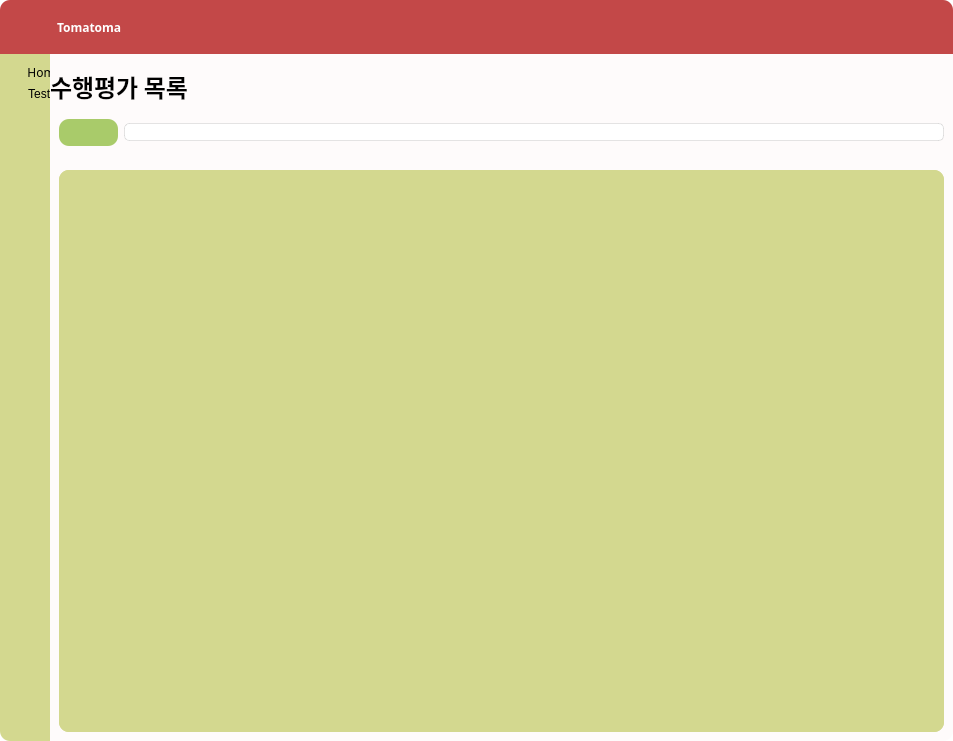
Old version of the form resources/ui/main.ui in the repository Oozls/Tomatoma.
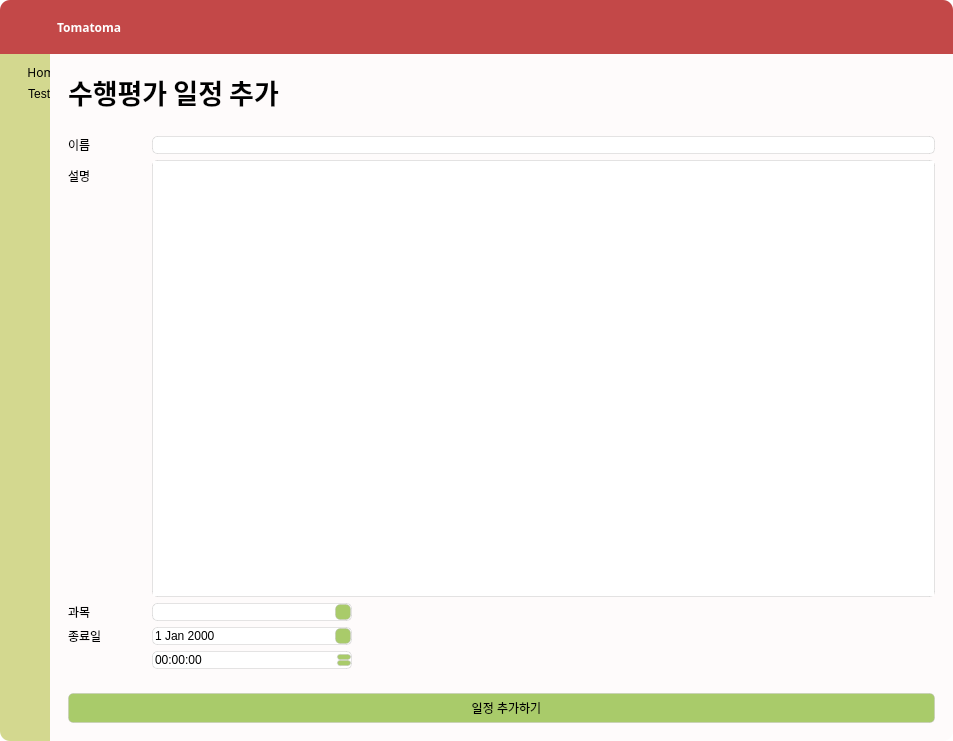
New version of the form. The open tabs and pages were chosen to show the change. Icons and pictures are not drawn.

Commit message: Added A LOT (ex Registering Tests, Searching Them, etc)

Diff of the .ui file:
```diff
--- a/resources/ui/main.ui
+++ b/resources/ui/main.ui
@@ -17,10 +17,27 @@
    <string>MainWindow</string>
   </property>
   <property name="styleSheet">
-   <string notr="true">QPushButton, QLabel, QLineEdit {
+   <string notr="true">QPushButton, QLabel, QLineEdit, QTextEdit, QComboBox, QDateEdit, QTimeEdit {
 	font-family: 'Noto Sans KR';
 }
 
+QLineEdit, QTextEdit, QComboBox, QDateEdit, QTimeEdit {
+	border: 1px solid rgba(185, 185, 185, 100);
+	border-radius: 5px;
+}
+
+QDateEdit::drop-down, QComboBox::drop-down {
+	background-color: #a9cb6a;
+	border: 1px solid rgba(185, 185, 185, 100);
+	border-radius: 5px;
+}
+
+QTimeEdit::up-button, QTimeEdit::down-button {
+	background-color: #a9cb6a;
+	border: 1px solid rgba(185, 185, 185, 100);
+	border-radius: 3px;
+}
+
 QMainWindow, QWidget#centralwidget {
 	background-color: white;
 	border-radius: 10px;
@@ -296,7 +313,7 @@
        <item>
         <widget class="QStackedWidget" name="mainContainer">
          <property name="styleSheet">
-          <string notr="true">QWidget#homePage, QWidget#testsPage {
+          <string notr="true">QWidget#homePage, QWidget#testsPage, QWidget#testsAddPage {
 	background-color: #fefbfb;
 	border-bottom-right-radius: 10px;
 }</string>
@@ -448,16 +465,11 @@
               </font>
              </property>
              <property name="styleSheet">
-              <string notr="true">QPushButton#testAddBtn {
+              <string notr="true">QPushButton#testsAddEnterBtn {
 	background-color: #a9cb6a;
-	border: none;
+	border: 1px solid rgba(185, 185, 185, 100);
 	border-radius: 10px;
 	padding: 5px 15px 5px 15px;
-}
-
-QLineEdit {
-	border: 1px solid rgba(185, 185, 185, 100);
-	border-radius: 5px;
 }</string>
              </property>
              <layout class="QHBoxLayout" name="horizontalLayout_3">
@@ -513,13 +525,16 @@
                 <property name="widgetResizable">
                  <bool>true</bool>
                 </property>
+                <property name="alignment">
+                 <set>Qt::AlignLeading|Qt::AlignLeft|Qt::AlignTop</set>
+                </property>
                 <widget class="QWidget" name="testsScrollAreaContainer">
                  <property name="geometry">
                   <rect>
                    <x>0</x>
                    <y>0</y>
                    <width>885</width>
-                   <height>544</height>
+                   <height>542</height>
                   </rect>
                  </property>
                 </widget>
@@ -530,6 +545,213 @@
            </item>
           </layout>
          </widget>
+         <widget class="QWidget" name="testsAddPage">
+          <layout class="QVBoxLayout" name="verticalLayout_7">
+           <item>
+            <widget class="QWidget" name="testsAddPageLabelContainer" native="true">
+             <property name="sizePolicy">
+              <sizepolicy hsizetype="Preferred" vsizetype="Preferred">
+               <horstretch>0</horstretch>
+               <verstretch>0</verstretch>
+              </sizepolicy>
+             </property>
+             <property name="font">
+              <font>
+               <weight>50</weight>
+               <bold>false</bold>
+              </font>
+             </property>
+             <property name="styleSheet">
+              <string notr="true">QLabel {
+	background: transparent;
+	qproperty-alignment: AlignCenter;
+}</string>
+             </property>
+             <layout class="QHBoxLayout" name="horizontalLayout_4">
+              <item>
+               <widget class="QLabel" name="label_6">
+                <property name="sizePolicy">
+                 <sizepolicy hsizetype="Preferred" vsizetype="Preferred">
+                  <horstretch>0</horstretch>
+                  <verstretch>0</verstretch>
+                 </sizepolicy>
+                </property>
+                <property name="font">
+                 <font>
+                  <family>Noto Sans KR</family>
+                  <pointsize>20</pointsize>
+                  <weight>75</weight>
+                  <bold>true</bold>
+                 </font>
+                </property>
+                <property name="text">
+                 <string>수행평가 일정 추가</string>
+                </property>
+               </widget>
+              </item>
+             </layout>
+            </widget>
+           </item>
+           <item>
+            <widget class="QWidget" name="testsAddPageInputContainer" native="true">
+             <property name="sizePolicy">
+              <sizepolicy hsizetype="Preferred" vsizetype="Preferred">
+               <horstretch>0</horstretch>
+               <verstretch>0</verstretch>
+              </sizepolicy>
+             </property>
+             <layout class="QFormLayout" name="formLayout">
+              <property name="horizontalSpacing">
+               <number>50</number>
+              </property>
+              <property name="bottomMargin">
+               <number>9</number>
+              </property>
+              <item row="0" column="0">
+               <widget class="QLabel" name="label_7">
+                <property name="text">
+                 <string>이름</string>
+                </property>
+               </widget>
+              </item>
+              <item row="0" column="1">
+               <widget class="QLineEdit" name="testsAddNameInput"/>
+              </item>
+              <item row="1" column="0">
+               <widget class="QLabel" name="label_8">
+                <property name="text">
+                 <string>설명</string>
+                </property>
+               </widget>
+              </item>
+              <item row="1" column="1">
+               <widget class="QTextEdit" name="testsAddDescInput"/>
+              </item>
+              <item row="2" column="0">
+               <widget class="QLabel" name="label_10">
+                <property name="text">
+                 <string>과목</string>
+                </property>
+               </widget>
+              </item>
+              <item row="2" column="1">
+               <widget class="QComboBox" name="testsAddSubjectInput">
+                <property name="sizePolicy">
+                 <sizepolicy hsizetype="Maximum" vsizetype="Fixed">
+                  <horstretch>0</horstretch>
+                  <verstretch>0</verstretch>
+                 </sizepolicy>
+                </property>
+                <property name="maximumSize">
+                 <size>
+                  <width>200</width>
+                  <height>16777215</height>
+                 </size>
+                </property>
+                <property name="editable">
+                 <bool>false</bool>
+                </property>
+               </widget>
+              </item>
+              <item row="3" column="0">
+               <widget class="QLabel" name="label_9">
+                <property name="sizePolicy">
+                 <sizepolicy hsizetype="Maximum" vsizetype="Preferred">
+                  <horstretch>0</horstretch>
+                  <verstretch>0</verstretch>
+                 </sizepolicy>
+                </property>
+                <property name="text">
+                 <string>종료일</string>
+                </property>
+               </widget>
+              </item>
+              <item row="3" column="1">
+               <widget class="QDateEdit" name="testsAddDateInput">
+                <property name="sizePolicy">
+                 <sizepolicy hsizetype="Maximum" vsizetype="Fixed">
+                  <horstretch>0</horstretch>
+                  <verstretch>0</verstretch>
+                 </sizepolicy>
+                </property>
+                <property name="maximumSize">
+                 <size>
+                  <width>200</width>
+                  <height>16777215</height>
+                 </size>
+                </property>
+                <property name="styleSheet">
+                 <string notr="true"/>
+                </property>
+                <property name="calendarPopup">
+                 <bool>true</bool>
+                </property>
+               </widget>
+              </item>
+              <item row="4" column="1">
+               <widget class="QTimeEdit" name="testsAddTimeInput">
+                <property name="sizePolicy">
+                 <sizepolicy hsizetype="Maximum" vsizetype="Fixed">
+                  <horstretch>0</horstretch>
+                  <verstretch>0</verstretch>
+                 </sizepolicy>
+                </property>
+                <property name="minimumSize">
+                 <size>
+                  <width>0</width>
+                  <height>0</height>
+                 </size>
+                </property>
+                <property name="maximumSize">
+                 <size>
+                  <width>200</width>
+                  <height>16777215</height>
+                 </size>
+                </property>
+                <property name="frame">
+                 <bool>true</bool>
+                </property>
+                <property name="calendarPopup">
+                 <bool>false</bool>
+                </property>
+               </widget>
+              </item>
+             </layout>
+            </widget>
+           </item>
+           <item>
+            <widget class="QWidget" name="testsAddPageBtnContainer" native="true">
+             <property name="sizePolicy">
+              <sizepolicy hsizetype="Preferred" vsizetype="Preferred">
+               <horstretch>0</horstretch>
+               <verstretch>0</verstretch>
+              </sizepolicy>
+             </property>
+             <property name="styleSheet">
+              <string notr="true">QPushButton {
+	background-color: #a9cb6a;
+	border: 1px solid rgba(185, 185, 185, 100);
+	border-radius: 5px;
+	padding: 5px;
+}</string>
+             </property>
+             <layout class="QHBoxLayout" name="horizontalLayout_5">
+              <item>
+               <widget class="QPushButton" name="testsAddBtn">
+                <property name="text">
+                 <string>   일정 추가하기</string>
+                </property>
+                <property name="icon">
+                 <iconset resource="icons.qrc">
+                  <normaloff>:/black/icons/feather-black/plus.svg</normaloff>:/black/icons/feather-black/plus.svg</iconset>
+                </property>
+               </widget>
+              </item>
+             </layout>
+            </widget>
+           </item>
+          </layout>
+         </widget>
         </widget>
        </item>
       </layout>
```
Left out of the diff: 116 changed lines with no effect on the pictures. The commit also changes 3 other files.
